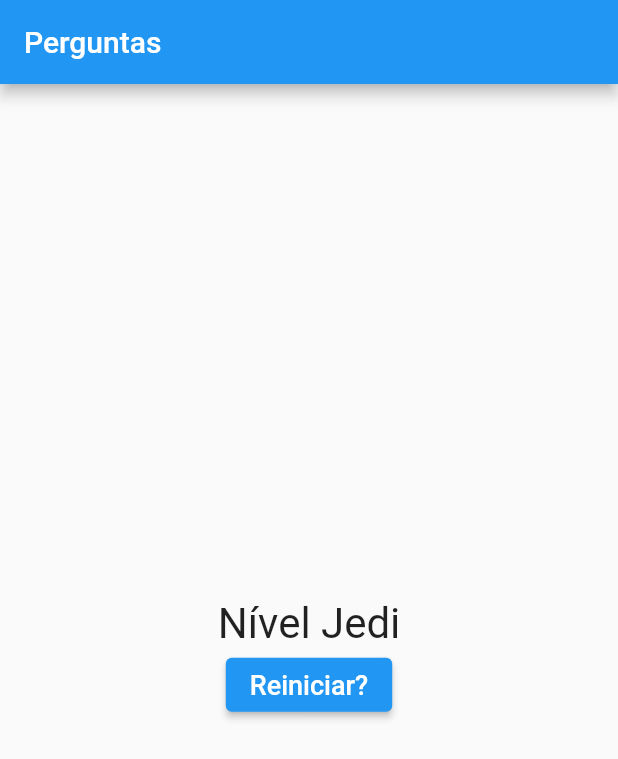
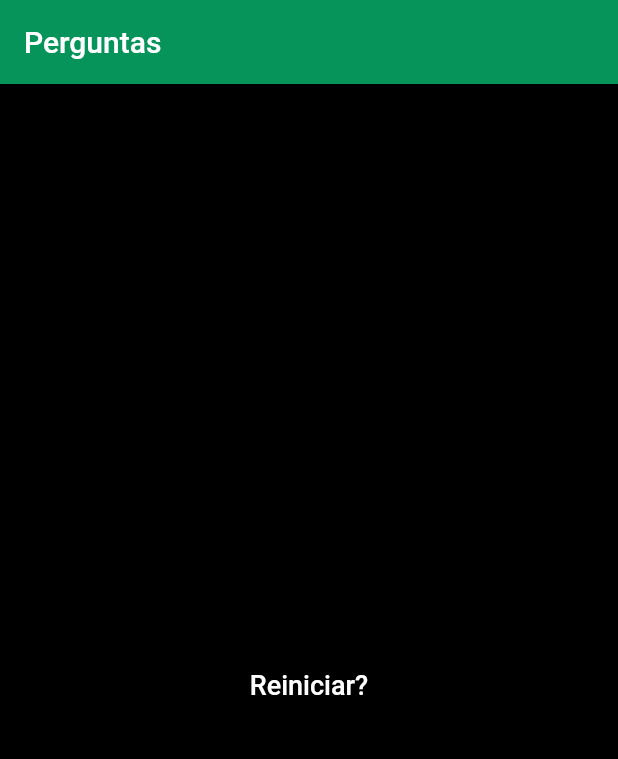
Before and after one commit to messiasps/Flutter, a Flutter app: the screen it shows after launch, after a tap on "Preto", after a tap on "Cobra", after a tap on "Leo", on a phone screen of 412 x 824 dp. Shown: the top 759 px of the screen. Run offline on Flutter 3.47's test engine with Material 2 defaults, Android fonts, the phone set to English and light mode, and no system bars.

Commit message:
projeto flutter

```diff
--- a/projeto_perguntas/lib/main.dart
+++ b/projeto_perguntas/lib/main.dart
@@ -79,7 +79,9 @@ class _PerguntaAppState extends State<PerguntaApp> {
     //Tem pergunta selecionada? Caso sim, pega as perguntas e joga para Questionario(), caso contrário vai para Resultado()
     return MaterialApp(//aqui é onde vai ficar todo o design da nossa aplicação
       home: Scaffold(//É o layout da aplicação
+        backgroundColor: Color.fromARGB(255, 0, 0, 0),
         appBar: AppBar(
+          backgroundColor: Color.fromARGB(255, 6, 148, 91),
           title: const Text('Perguntas'),
         ),
         body: temPerguntaSelecionada
--- a/projeto_perguntas/lib/questao.dart
+++ b/projeto_perguntas/lib/questao.dart
@@ -13,7 +13,11 @@ class Questao extends StatelessWidget {
       margin: EdgeInsets.all(10),
       child: Text(
         texto,
-        style: TextStyle(fontSize: 28),
+        style: TextStyle(
+          fontSize: 28,
+          fontWeight: FontWeight.w500,
+          color: Color.fromARGB(255, 240, 240, 7),
+          ),
         textAlign: TextAlign.center,
       ),
     );
--- a/projeto_perguntas/lib/resposta.dart
+++ b/projeto_perguntas/lib/resposta.dart
@@ -12,7 +12,7 @@ class Resposta extends StatelessWidget {
       width: double.infinity,
       child: ElevatedButton(
         style: ElevatedButton.styleFrom(
-          primary: Colors.blue, //Cor do botão.
+          primary: Color.fromARGB(255, 149, 33, 243), //Cor do botão.
           onPrimary: Colors.white, //Cor do texto dentro do botão.
         ),
         onPressed: quandoSelecionado,
--- a/projeto_perguntas/lib/resultado.dart
+++ b/projeto_perguntas/lib/resultado.dart
@@ -1,14 +1,13 @@
 import 'package:flutter/material.dart';
 
 class Resultado extends StatelessWidget {
-
   final int pontuacao;
   final void Function() quandoReiniciarQuestionario;
 
   Resultado(this.pontuacao, this.quandoReiniciarQuestionario);
 
   String get fraseResultado {
-    if(pontuacao < 8) {
+    if (pontuacao < 8) {
       return 'Parabéns!';
     } else if (pontuacao < 12) {
       return 'Você é bom';
@@ -32,7 +31,21 @@ class Resultado extends StatelessWidget {
             ),
           ),
         ),
-        ElevatedButton(
+        TextButton(
+          onPressed: quandoReiniciarQuestionario,
+          child: Text(
+            'Reiniciar?',
+            style: TextStyle(
+              fontSize: 18,
+              color: Color.fromARGB(255, 255, 255, 255),
+            ),
+          ),
+          style: TextButton.styleFrom(
+            primary: Colors.blue,
+          ),
+        ),
+
+        /*ElevatedButton(
           style: ElevatedButton.styleFrom(
           primary: Colors.blue, //Cor do botão.
           onPrimary: Colors.white, //Cor do texto dentro do botão.
@@ -41,7 +54,7 @@ class Resultado extends StatelessWidget {
         child: Text('Reiniciar?',
         style: TextStyle(fontSize: 18),
         ),
-          )
+          )*/
       ],
     );
   }
```
